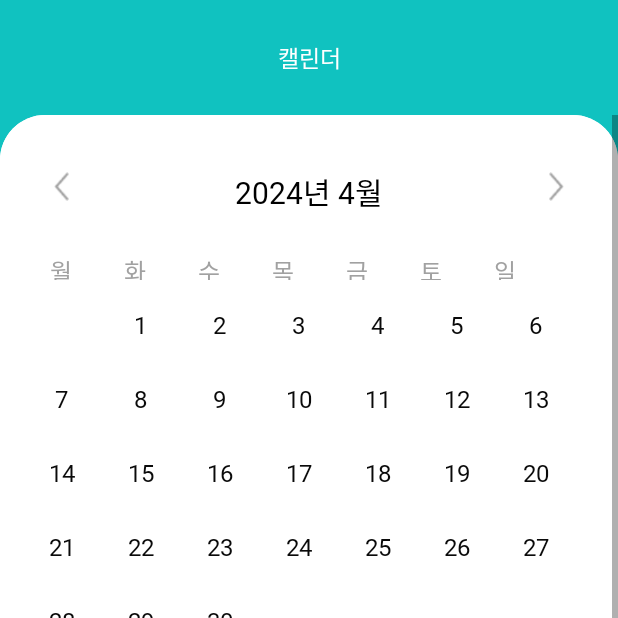
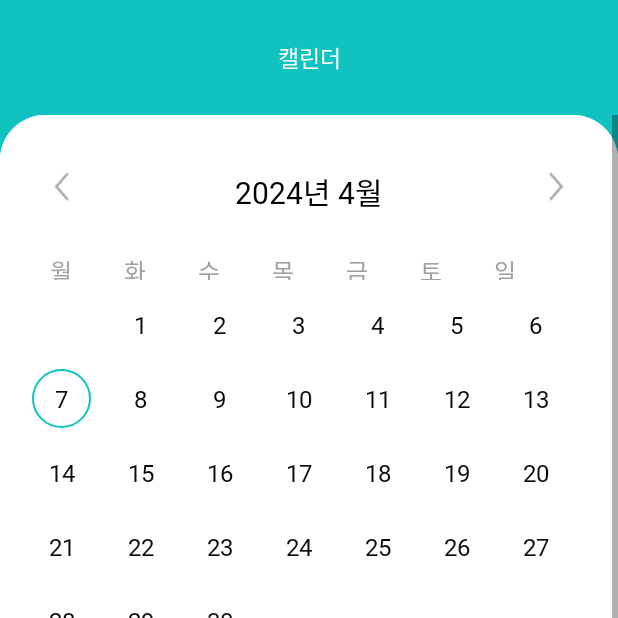
Before and after one commit to jiyoung0410/2024_Ahyak, an Android app: the screen it shows after launch (MainActivity), item 3 of the bottom bar chosen, on a phone screen of 412 x 824 dp, the top half of it. Run offline under Robolectric (Android 15) with nearby library versions, the phone set to English and light mode, and no system bars.

Commit message:
[4월 1주차] 캘린더에 오늘 날짜 표시

```diff
--- /dev/null
+++ b/app/src/main/java/com/example/ahyak/MonthlyCalendar/CalDaysInfo.kt
@@ -0,0 +1,8 @@
+package com.example.ahyak.MonthlyCalendar
+
+data class CalDaysInfo(
+    val year: String,
+    val month: String,
+    val day: String,
+    val bg: Int
+)
--- a/app/src/main/java/com/example/ahyak/MonthlyCalendar/CalendarDaysAdapter.kt
+++ b/app/src/main/java/com/example/ahyak/MonthlyCalendar/CalendarDaysAdapter.kt
@@ -1,21 +1,27 @@
 package com.example.ahyak.MonthlyCalendar
 
 import android.graphics.Color
+import android.util.Log
 import android.view.LayoutInflater
 import android.view.ViewGroup
 import androidx.recyclerview.widget.RecyclerView
+import com.example.ahyak.R
 import com.example.ahyak.databinding.ItemCalendarDaysBinding
 import com.example.ahyak.databinding.ItemCalendarWeekBinding
 import java.util.Calendar
 
-class CalendarDaysAdapter(var dateList: ArrayList<String>,year: Int,month: Int) : RecyclerView.Adapter<CalendarDaysAdapter.ViewHolder>() {
+class CalendarDaysAdapter(var dateList: ArrayList<CalDaysInfo>) : RecyclerView.Adapter<CalendarDaysAdapter.ViewHolder>() {
     inner class ViewHolder(val binding: ItemCalendarDaysBinding) : RecyclerView.ViewHolder(binding.root) {
-        fun bind(myDays: String) {
+        fun bind(myDays: CalDaysInfo) {
             val nowCal = Calendar.getInstance()
-            binding.itemCalendarDaysTv.text = myDays
+            binding.itemCalendarDaysTv.text = myDays.day
 
-            if(myDays.toInt()==-1) {
+            if(myDays.day.toInt()==-1) {
                 binding.itemCalendarDaysTv.setTextColor(Color.WHITE)
+            }
+            if(myDays.bg==1) {
+                Log.d("logcat",myDays.toString())
+                binding.itemCalendarDaysCl.setBackgroundResource(R.drawable.radi_50dp_point_stroke)
             }
         }
     }
--- a/app/src/main/java/com/example/ahyak/MonthlyCalendar/CalenderFragment.kt
+++ b/app/src/main/java/com/example/ahyak/MonthlyCalendar/CalenderFragment.kt
@@ -52,7 +52,6 @@ class CalenderFragment : Fragment() {
         setDate(cal)
 
         cal = Calendar.getInstance()
-        Log.d("logcat",cal.time.toString())
 
         binding.calendarDatePrevIv.setOnClickListener {
             cal.add(Calendar.MONTH,-1)
@@ -77,6 +76,7 @@ class CalenderFragment : Fragment() {
 
     private fun setDate(cal : Calendar) {
         var newCal = Calendar.getInstance()
+        var todayCal = Calendar.getInstance()
         newCal.timeInMillis = cal.timeInMillis
         newCal.set(Calendar.DATE,1)
         var startWeekday = newCal.get(Calendar.DAY_OF_WEEK)
@@ -85,14 +85,22 @@ class CalenderFragment : Fragment() {
         newCal.add(Calendar.MONTH,-1)
 
         var prevMonthLastDay = newCal.getActualMaximum(Calendar.DATE)
-        var dayList = ArrayList<String>()
+        var dayList = ArrayList<CalDaysInfo>()
+
+        val parts = binding.calendarTitleDateTv.text.toString().split(" ")
+        val year = parts.firstOrNull()?.substringBefore("년")?.toIntOrNull() ?: 0
+        val month = parts.last().dropLast(1).toIntOrNull() ?: 0
 
         for(i in startWeekday-2 downTo 0) {
 //            dayList.add((prevMonthLastDay-i).toString())
-            dayList.add((-1).toString())
+            dayList.add(CalDaysInfo(year.toString(),month.toString(),(-1).toString(),0))
         }
         for(i in 1..lastDay) {
-            dayList.add(i.toString())
+            if(year == todayCal.get(Calendar.YEAR) && month == todayCal.get(Calendar.MONTH) + 1 && i == todayCal.get(Calendar.DAY_OF_MONTH)) {
+                dayList.add(CalDaysInfo(year.toString(),month.toString(),i.toString(),1))
+            } else {
+                dayList.add(CalDaysInfo(year.toString(),month.toString(),i.toString(),0))
+            }
         }
 //        var dayCount = 1
 //        while(dayList.size < 42) {
@@ -100,10 +108,7 @@ class CalenderFragment : Fragment() {
 //            dayCount++
 //        }
 
-        val parts = binding.calendarTitleDateTv.text.toString().split(" ")
-        val year = parts.first().toIntOrNull() ?: 0
-        val month = parts.last().dropLast(1).toIntOrNull() ?: 0
-        binding.calendarDaysRv.adapter = CalendarDaysAdapter(dayList,year,month)
+        binding.calendarDaysRv.adapter = CalendarDaysAdapter(dayList)
         binding.calendarDaysRv.layoutManager = GridLayoutManager(requireContext(),7)
     }
 
--- a/app/src/main/java/com/example/ahyak/Statistics/StatisticsCurvedFragment.kt
+++ b/app/src/main/java/com/example/ahyak/Statistics/StatisticsCurvedFragment.kt
@@ -51,9 +51,6 @@ class StatisticsCurvedFragment : Fragment() {
 
     override fun onViewCreated(view: View, savedInstanceState: Bundle?) {
         super.onViewCreated(view, savedInstanceState)
-
-        val spinnerLl1 = R.id.statistics_curved_spinner1_ll
-        val spinnerLl2 = R.id.statistics_curved_spinner2_ll
 
         var strengthList = arrayListOf<Sympom>()
 
@@ -122,16 +119,12 @@ class StatisticsCurvedFragment : Fragment() {
         spinner1.onItemSelectedListener = object : AdapterView.OnItemSelectedListener {
             override fun onItemSelected(parent: AdapterView<*>, view: View, position: Int, id: Long) {
                 val selectedItem = parent.getItemAtPosition(position).toString()
-//                val parentView1 = requireView().findViewById<View>(spinnerLl1)
-//                val parentView2 = requireView().findViewById<View>(spinnerLl2)
                 strengthList = arrayListOf()
                 for(item in sympomList) {
                     if(item.date == selectedItem) {
                         strengthList.add(item)
                     }
                 }
-//                parentView1.setBackgroundResource(R.drawable.point_radi_5dp)
-//                parentView2.setBackgroundResource(R.drawable.gray2_radi_5dp)
                 setChartDate(strengthList)
             }
 
@@ -143,8 +136,6 @@ class StatisticsCurvedFragment : Fragment() {
         spinner2.onItemSelectedListener = object : AdapterView.OnItemSelectedListener {
             override fun onItemSelected(parent: AdapterView<*>, view: View, position: Int, id: Long) {
                 val selectedItem = parent.getItemAtPosition(position).toString()
-//                val parentView1 = requireView().findViewById<View>(spinnerLl1)
-//                val parentView2 = requireView().findViewById<View>(spinnerLl2)
                 strengthList = arrayListOf()
                 for(item in sympomList) {
                     if(item.name == selectedItem) {
@@ -152,8 +143,6 @@ class StatisticsCurvedFragment : Fragment() {
                     }
                 }
                 setChartSympom(strengthList)
-//                parentView1.setBackgroundResource(R.drawable.gray2_radi_5dp)
-//                parentView2.setBackgroundResource(R.drawable.point_radi_5dp)
             }
 
             override fun onNothingSelected(parent: AdapterView<*>?) {
--- /dev/null
+++ b/app/src/main/res/drawable/radi_50dp_point_stroke.xml
@@ -0,0 +1,8 @@
+<?xml version="1.0" encoding="utf-8"?>
+<shape xmlns:android="http://schemas.android.com/apk/res/android">
+    <corners
+        android:radius="50dp"/>
+    <stroke
+        android:color="@color/point"
+        android:width="1dp"/>
+</shape>
--- a/app/src/main/res/layout/item_calendar_days.xml
+++ b/app/src/main/res/layout/item_calendar_days.xml
@@ -6,6 +6,7 @@
     xmlns:app="http://schemas.android.com/apk/res-auto">
 
     <androidx.constraintlayout.widget.ConstraintLayout
+        android:id="@+id/item_calendar_days_cl"
         android:layout_width="39dp"
         android:layout_height="39dp"
         app:layout_constraintTop_toTopOf="parent"
```
